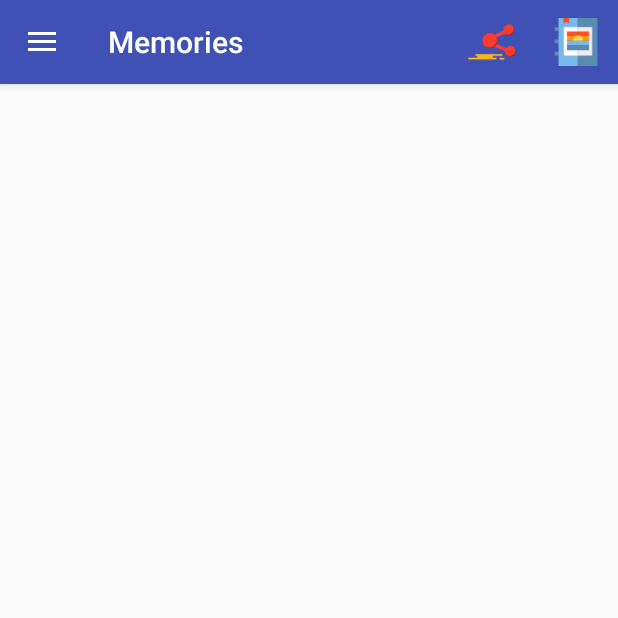
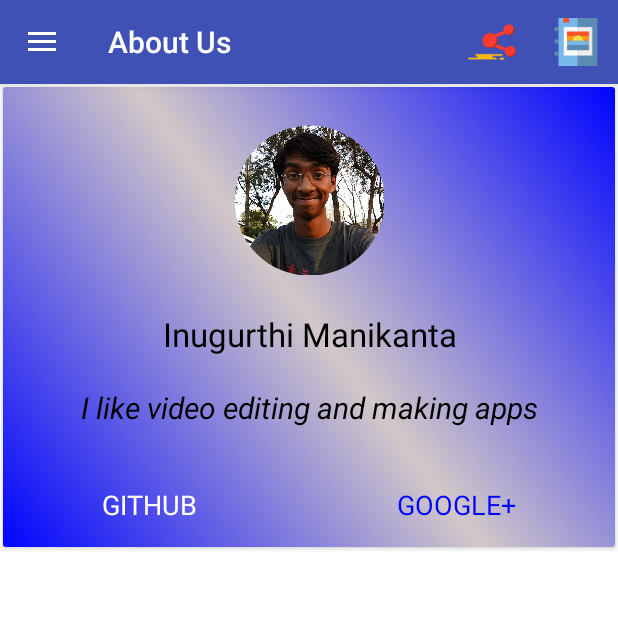
Before and after one commit to Mani-Itachi/Memories, an Android app: the fragment AboutUsFragment placed in its activity, on a phone screen of 412 x 824 dp, the top half of it. Run offline under Robolectric (Android 15) with nearby library versions, the phone set to English and light mode, and no system bars; libraries missing offline, so code that uses them is left out: com.theartofdev.edmodo.

Commit message:
About Us fragment

```diff
--- a/app/build.gradle
+++ b/app/build.gradle
@@ -3,6 +3,8 @@ apply plugin: 'com.android.application'
 android {
     compileSdkVersion 25
     buildToolsVersion "25.0.1"
+    aaptOptions.cruncherEnabled = false
+    aaptOptions.useNewCruncher = false
     defaultConfig {
         applicationId "mani.itachi.memories"
         minSdkVersion 19
--- a/app/src/main/java/mani/itachi/memories/MainActivity.java
+++ b/app/src/main/java/mani/itachi/memories/MainActivity.java
@@ -244,7 +244,7 @@ public class MainActivity extends AppCompatActivity
                 CreateMemoryFragment createMemoryFragment = new CreateMemoryFragment();
                 SimpleDateFormat sdf = new SimpleDateFormat("dd/MM/yyyy");
                 String currentDate = sdf.format(new Date());
-                MemoryDto memoryDto = new MemoryDto(100,"Name Your Memory","type",currentDate,"Why so Special?","pikachu");
+                MemoryDto memoryDto = new MemoryDto(100,"Name Your Memory","type",currentDate,"Why so Special?","user");
                 Bundle bundle = new Bundle();
                 bundle.putSerializable("MemoryDto",memoryDto );
                 Log.v("Helllo","mnai");
--- a/app/src/main/java/mani/itachi/memories/fragments/AboutUsFragment.java
+++ b/app/src/main/java/mani/itachi/memories/fragments/AboutUsFragment.java
@@ -1,11 +1,16 @@
 package mani.itachi.memories.fragments;
 
 
+import android.content.Intent;
+import android.net.Uri;
 import android.os.Bundle;
 import android.support.v4.app.Fragment;
 import android.view.LayoutInflater;
 import android.view.View;
 import android.view.ViewGroup;
+import android.widget.TextView;
+
+import java.net.URL;
 
 import mani.itachi.memories.R;
 
@@ -14,6 +19,9 @@ import mani.itachi.memories.R;
  */
 public class AboutUsFragment extends Fragment {
 
+    TextView github,google;
+
+    String url;
 
     public AboutUsFragment() {
         // Required empty public constructor
@@ -24,7 +32,31 @@ public class AboutUsFragment extends Fragment {
     public View onCreateView(LayoutInflater inflater, ViewGroup container,
                              Bundle savedInstanceState) {
         // Inflate the layout for this fragment
-        return inflater.inflate(R.layout.fragment_about_us, container, false);
+        getActivity().setTitle("About Us");
+        View view = inflater.inflate(R.layout.fragment_about_us, container, false);
+        github = (TextView) view.findViewById(R.id.about_github);
+        google = (TextView) view.findViewById(R.id.about_google);
+        github.setOnClickListener(new View.OnClickListener() {
+            @Override
+            public void onClick(View view) {
+                url="https://github.com/Mani-Itachi";
+                openUrl();
+            }
+        });
+        google.setOnClickListener(new View.OnClickListener() {
+            @Override
+            public void onClick(View view) {
+                url="https://plus.google.com/+ManikantaJunioreinstein";
+                openUrl();
+            }
+        });
+        return view;
+    }
+
+    void openUrl(){
+        Intent i = new Intent(Intent.ACTION_VIEW);
+        i.setData(Uri.parse(url));
+        startActivity(i);
     }
 
 }
--- /dev/null
+++ b/app/src/main/java/mani/itachi/memories/uicomponents/RoundedImageView.java
@@ -0,0 +1,92 @@
+package mani.itachi.memories.uicomponents;
+
+/**
+ * Created by ManikantaInugurthi on 17-02-2017.
+ */
+
+import android.content.Context;
+import android.graphics.Bitmap;
+import android.graphics.Bitmap.Config;
+import android.graphics.Canvas;
+import android.graphics.Color;
+import android.graphics.Paint;
+import android.graphics.PorterDuff.Mode;
+import android.graphics.PorterDuffXfermode;
+import android.graphics.Rect;
+import android.graphics.drawable.BitmapDrawable;
+import android.graphics.drawable.Drawable;
+import android.util.AttributeSet;
+import android.widget.ImageView;
+
+public class RoundedImageView extends ImageView {
+
+    public RoundedImageView(Context context) {
+        super(context);
+    }
+
+    public RoundedImageView(Context context, AttributeSet attrs) {
+        super(context, attrs);
+    }
+
+    public RoundedImageView(Context context, AttributeSet attrs, int defStyle) {
+        super(context, attrs, defStyle);
+    }
+
+    @Override
+    protected void onDraw(Canvas canvas) {
+
+        Drawable drawable = getDrawable();
+
+        if (drawable == null) {
+            return;
+        }
+
+        if (getWidth() == 0 || getHeight() == 0) {
+            return;
+        }
+        Bitmap b = ((BitmapDrawable) drawable).getBitmap();
+        Bitmap bitmap = b.copy(Bitmap.Config.ARGB_8888, true);
+
+        int w = getWidth();
+        @SuppressWarnings("unused")
+        int h = getHeight();
+
+        Bitmap roundBitmap = getCroppedBitmap(bitmap, w);
+        canvas.drawBitmap(roundBitmap, 0, 0, null);
+
+    }
+
+    public static Bitmap getCroppedBitmap(Bitmap bmp, int radius) {
+        Bitmap sbmp;
+
+        if (bmp.getWidth() != radius || bmp.getHeight() != radius) {
+            float smallest = Math.min(bmp.getWidth(), bmp.getHeight());
+            float factor = smallest / radius;
+            sbmp = Bitmap.createScaledBitmap(bmp,
+                    (int) (bmp.getWidth() / factor),
+                    (int) (bmp.getHeight() / factor), false);
+        } else {
+            sbmp = bmp;
+        }
+
+        Bitmap output = Bitmap.createBitmap(radius, radius, Config.ARGB_8888);
+        Canvas canvas = new Canvas(output);
+
+        final String color = "#BAB399";
+        final Paint paint = new Paint();
+        final Rect rect = new Rect(0, 0, radius, radius);
+
+        paint.setAntiAlias(true);
+        paint.setFilterBitmap(true);
+        paint.setDither(true);
+        canvas.drawARGB(0, 0, 0, 0);
+        paint.setColor(Color.parseColor(color));
+        canvas.drawCircle(radius / 2 + 0.7f, radius / 2 + 0.7f,
+                radius / 2 + 0.1f, paint);
+        paint.setXfermode(new PorterDuffXfermode(Mode.SRC_IN));
+        canvas.drawBitmap(sbmp, rect, rect, paint);
+
+        return output;
+    }
+
+}
--- /dev/null
+++ b/app/src/main/res/drawable/about_bg.xml
@@ -0,0 +1,11 @@
+<?xml version="1.0" encoding="utf-8"?>
+<shape xmlns:android="http://schemas.android.com/apk/res/android" android:shape="rectangle" >
+    <gradient
+        android:type="linear"
+        android:centerX="50%"
+        android:centerY="50%"
+        android:startColor="@color/blue"
+        android:centerColor="#d2c8c8"
+        android:endColor="@color/blue"
+        android:angle="45"/>
+</shape>
--- a/app/src/main/res/layout/fragment_about_us.xml
+++ b/app/src/main/res/layout/fragment_about_us.xml
@@ -2,6 +2,80 @@
     xmlns:tools="http://schemas.android.com/tools"
     android:layout_width="match_parent"
     android:layout_height="match_parent"
+    android:background="#FFFF"
     tools:context="mani.itachi.memories.fragments.AboutUsFragment">
 
+    <android.support.v7.widget.CardView
+        android:layout_width="match_parent"
+        android:layout_height="wrap_content"
+        android:layout_margin="2dp">
+
+        <FrameLayout
+            android:layout_width="match_parent"
+            android:background="@drawable/about_bg"
+            android:layout_height="wrap_content">
+
+            <TextView
+                android:layout_width="match_parent"
+                android:layout_height="wrap_content"
+                android:layout_marginTop="150dp"
+                android:textSize="22sp"
+                android:gravity="center"
+                android:textColor="@color/WHITE"
+                android:text="Inugurthi Manikanta"
+                />
+
+            <TextView
+                android:layout_width="match_parent"
+                android:layout_height="wrap_content"
+                android:layout_marginTop="200dp"
+                android:textSize="20sp"
+                android:textStyle="italic"
+                android:gravity="center"
+                android:textColor="@color/WHITE"
+                android:text="I like video editing and making apps"
+                />
+
+            <TextView
+                android:layout_width="wrap_content"
+                android:layout_height="wrap_content"
+                android:layout_marginTop="250dp"
+                android:textAllCaps="true"
+                android:layout_marginStart="50dp"
+                android:text="github"
+                android:textColor="#FFFFFF"
+                android:clickable="true"
+                android:id="@+id/about_github"
+                android:autoLink="web"
+                android:padding="@dimen/activity_horizontal_margin"
+                android:textSize="18sp"
+                />
+
+            <TextView
+                android:layout_width="wrap_content"
+                android:layout_height="wrap_content"
+                android:layout_marginTop="250dp"
+                android:layout_marginEnd="50dp"
+                android:textAllCaps="true"
+                android:id="@+id/about_google"
+                android:clickable="true"
+                android:text="google+"
+                android:layout_gravity="end"
+                android:textColor="@color/blue"
+                android:padding="@dimen/activity_horizontal_margin"
+                android:textSize="18sp"
+                />
+
+            <mani.itachi.memories.uicomponents.RoundedImageView
+                android:layout_width="100dp"
+                android:layout_height="100dp"
+                android:layout_marginTop="25dp"
+                android:id="@+id/about_userimage"
+                android:layout_gravity="center_horizontal"
+                android:src="@drawable/owner" />
+
+        </FrameLayout>
+
+    </android.support.v7.widget.CardView>
+
 </FrameLayout>
--- a/app/src/main/res/layout/fragment_create_memory.xml
+++ b/app/src/main/res/layout/fragment_create_memory.xml
@@ -44,7 +44,7 @@
                 android:padding="4dp"
                 android:layout_centerInParent="true"
                 android:layout_below="@+id/create_memory_date"
-                android:src="@drawable/pikachu"/>
+                android:src="@drawable/user"/>
 
             <LinearLayout
                 android:id="@+id/pokemonTWHolder"
--- a/app/src/main/res/layout/fragment_home.xml
+++ b/app/src/main/res/layout/fragment_home.xml
@@ -44,7 +44,7 @@
                 android:padding="4dp"
                 android:layout_centerInParent="true"
                 android:layout_below="@+id/homememory_date"
-                android:src="@drawable/pikachu"/>
+                android:src="@drawable/user"/>
 
             <LinearLayout
                 android:id="@+id/pokemonTWHolder"
--- a/app/src/main/res/layout/fragment_memory_detail.xml
+++ b/app/src/main/res/layout/fragment_memory_detail.xml
@@ -42,7 +42,7 @@
                 android:padding="4dp"
                 android:layout_centerInParent="true"
                 android:layout_below="@+id/memory_detail_date"
-                android:src="@drawable/pikachu"/>
+                android:src="@drawable/user"/>
 
             <LinearLayout
                 android:id="@+id/pokemonTWHolder"
--- a/app/src/main/res/values/colors.xml
+++ b/app/src/main/res/values/colors.xml
@@ -3,7 +3,7 @@
     <color name="colorPrimary">#3F51B5</color>
     <color name="colorPrimaryDark">#303F9F</color>
     <color name="colorAccent">#FF4081</color>
-    <color name="WHITE">#FFFFFF</color>
+    <color name="WHITE">#000000</color>
     <color name="red">#f40509</color>
     <color name="blue">#0004ff</color>
 </resources>
```
Also changed, not shown: app/src/main/res/drawable/birthday.png, app/src/main/res/drawable/classroom.png, app/src/main/res/drawable/food.png, app/src/main/res/drawable/mainbackground.png, app/src/main/res/drawable/owner.jpg (added), app/src/main/res/drawable/party.png, app/src/main/res/drawable/user.png (added).
